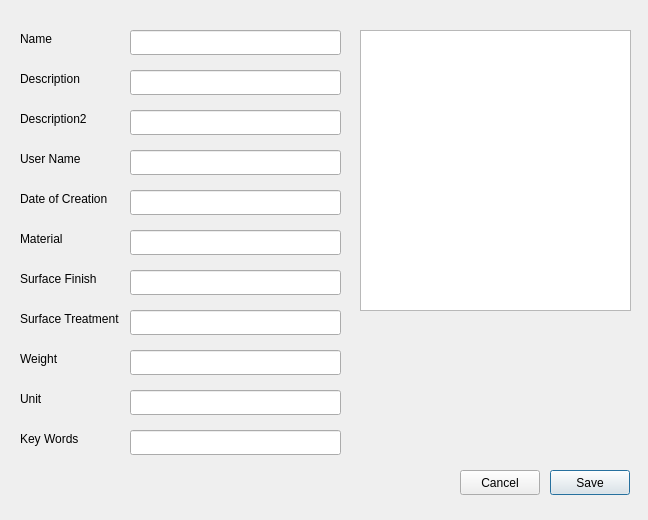
Qt form src/gui/EditItem.ui (grd/FreePDM) before a commit.
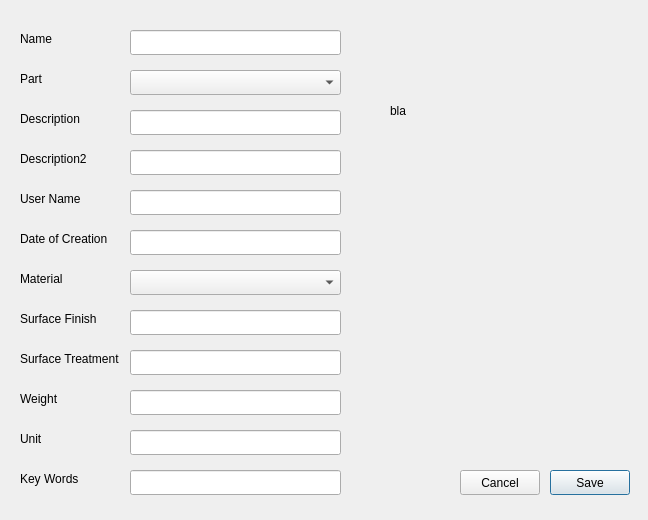
The same form after that commit.

Commit message: Showed some items from EditItem.py

Patch:
```diff
--- a/src/gui/EditItem.ui
+++ b/src/gui/EditItem.ui
@@ -40,7 +40,7 @@
    <property name="geometry">
     <rect>
      <x>130</x>
-     <y>70</y>
+     <y>110</y>
      <width>211</width>
      <height>25</height>
     </rect>
@@ -50,7 +50,7 @@
    <property name="geometry">
     <rect>
      <x>20</x>
-     <y>70</y>
+     <y>110</y>
      <width>91</width>
      <height>17</height>
     </rect>
@@ -63,7 +63,7 @@
    <property name="geometry">
     <rect>
      <x>20</x>
-     <y>110</y>
+     <y>150</y>
      <width>91</width>
      <height>17</height>
     </rect>
@@ -76,7 +76,7 @@
    <property name="geometry">
     <rect>
      <x>130</x>
-     <y>110</y>
+     <y>150</y>
      <width>211</width>
      <height>25</height>
     </rect>
@@ -86,7 +86,7 @@
    <property name="geometry">
     <rect>
      <x>20</x>
-     <y>150</y>
+     <y>190</y>
      <width>91</width>
      <height>17</height>
     </rect>
@@ -99,7 +99,7 @@
    <property name="geometry">
     <rect>
      <x>130</x>
-     <y>150</y>
+     <y>190</y>
      <width>211</width>
      <height>25</height>
     </rect>
@@ -109,7 +109,7 @@
    <property name="geometry">
     <rect>
      <x>20</x>
-     <y>190</y>
+     <y>230</y>
      <width>91</width>
      <height>17</height>
     </rect>
@@ -122,7 +122,7 @@
    <property name="geometry">
     <rect>
      <x>130</x>
-     <y>190</y>
+     <y>230</y>
      <width>211</width>
      <height>25</height>
     </rect>
@@ -132,7 +132,7 @@
    <property name="geometry">
     <rect>
      <x>20</x>
-     <y>230</y>
+     <y>270</y>
      <width>91</width>
      <height>17</height>
     </rect>
@@ -141,21 +141,11 @@
     <string>Material</string>
    </property>
   </widget>
-  <widget class="QLineEdit" name="materialEdit">
-   <property name="geometry">
-    <rect>
-     <x>130</x>
-     <y>230</y>
-     <width>211</width>
-     <height>25</height>
-    </rect>
-   </property>
-  </widget>
   <widget class="QLabel" name="label_7">
    <property name="geometry">
     <rect>
      <x>20</x>
-     <y>270</y>
+     <y>310</y>
      <width>91</width>
      <height>17</height>
     </rect>
@@ -168,7 +158,7 @@
    <property name="geometry">
     <rect>
      <x>130</x>
-     <y>270</y>
+     <y>310</y>
      <width>211</width>
      <height>25</height>
     </rect>
@@ -178,7 +168,7 @@
    <property name="geometry">
     <rect>
      <x>20</x>
-     <y>310</y>
+     <y>350</y>
      <width>111</width>
      <height>17</height>
     </rect>
@@ -191,7 +181,7 @@
    <property name="geometry">
     <rect>
      <x>130</x>
-     <y>310</y>
+     <y>350</y>
      <width>211</width>
      <height>25</height>
     </rect>
@@ -201,7 +191,7 @@
    <property name="geometry">
     <rect>
      <x>130</x>
-     <y>350</y>
+     <y>390</y>
      <width>211</width>
      <height>25</height>
     </rect>
@@ -211,7 +201,7 @@
    <property name="geometry">
     <rect>
      <x>20</x>
-     <y>350</y>
+     <y>390</y>
      <width>111</width>
      <height>17</height>
     </rect>
@@ -224,7 +214,7 @@
    <property name="geometry">
     <rect>
      <x>20</x>
-     <y>390</y>
+     <y>430</y>
      <width>111</width>
      <height>17</height>
     </rect>
@@ -237,7 +227,7 @@
    <property name="geometry">
     <rect>
      <x>130</x>
-     <y>390</y>
+     <y>430</y>
      <width>211</width>
      <height>25</height>
     </rect>
@@ -247,7 +237,7 @@
    <property name="geometry">
     <rect>
      <x>130</x>
-     <y>430</y>
+     <y>470</y>
      <width>211</width>
      <height>25</height>
     </rect>
@@ -257,7 +247,7 @@
    <property name="geometry">
     <rect>
      <x>20</x>
-     <y>430</y>
+     <y>470</y>
      <width>111</width>
      <height>17</height>
     </rect>
@@ -266,16 +256,6 @@
     <string>Key Words</string>
    </property>
   </widget>
-  <widget class="QGraphicsView" name="imageView">
-   <property name="geometry">
-    <rect>
-     <x>360</x>
-     <y>30</y>
-     <width>271</width>
-     <height>281</height>
-    </rect>
-   </property>
-  </widget>
   <widget class="QPushButton" name="saveButton">
    <property name="geometry">
     <rect>
@@ -302,6 +282,52 @@
     <string>Cancel</string>
    </property>
   </widget>
+  <widget class="QComboBox" name="partCombo">
+   <property name="geometry">
+    <rect>
+     <x>130</x>
+     <y>70</y>
+     <width>211</width>
+     <height>25</height>
+    </rect>
+   </property>
+  </widget>
+  <widget class="QLabel" name="label_12">
+   <property name="geometry">
+    <rect>
+     <x>20</x>
+     <y>70</y>
+     <width>81</width>
+     <height>17</height>
+    </rect>
+   </property>
+   <property name="text">
+    <string>Part</string>
+   </property>
+  </widget>
+  <widget class="QComboBox" name="materialCombo">
+   <property name="geometry">
+    <rect>
+     <x>130</x>
+     <y>270</y>
+     <width>211</width>
+     <height>25</height>
+    </rect>
+   </property>
+  </widget>
+  <widget class="QLabel" name="lbl">
+   <property name="geometry">
+    <rect>
+     <x>390</x>
+     <y>30</y>
+     <width>171</width>
+     <height>161</height>
+    </rect>
+   </property>
+   <property name="text">
+    <string>bla</string>
+   </property>
+  </widget>
  </widget>
  <resources/>
  <connections/>
```
The commit also changes 2 other files.
